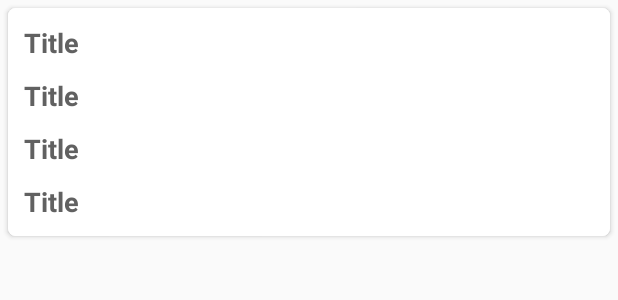
After one commit to chandragithub2014/KotlinTemplates, an Android app: the layout diff_util_list_item.xml on its own in the app's theme, with its tools: preview values and no code run, on a phone screen of 412 x 824 dp. The commit adds this screen. Shown: the top 300 px of the screen. Run offline under Robolectric (Android 15) with nearby library versions, the phone set to English and light mode, and no system bars.

Commit message:
no message

```diff
--- a/KotlinTemplates/app/src/main/java/com/kotlintemplates/DiffUtilList/View/DiffUtilAdapter.kt
+++ b/KotlinTemplates/app/src/main/java/com/kotlintemplates/DiffUtilList/View/DiffUtilAdapter.kt
@@ -11,7 +11,8 @@ import com.kotlintemplates.Launcher.Model.TemplateModel
 import com.kotlintemplates.Launcher.ViewModel.TemplateViewModel
 import com.kotlintemplates.Launcher.interfaces.ClickListener
 import com.kotlintemplates.R
-import kotlinx.android.synthetic.main.template_list_item.view.*
+import kotlinx.android.synthetic.main.diff_util_list_item.view.*
+
 
 class DiffUtilAdapter(val context: Context, val clickListener: ClickListener ) : RecyclerView.Adapter<DiffUtilAdapter.DiffUtilViewHolder>(){
 
@@ -19,7 +20,7 @@ class DiffUtilAdapter(val context: Context, val clickListener: ClickListener ) :
      var diffUtilModelList = mutableListOf<DiffUtilModel>()
 
     override fun onCreateViewHolder(p0: ViewGroup, p1: Int): DiffUtilViewHolder {
-        val view = LayoutInflater.from(context).inflate(R.layout.template_list_item,p0,false)
+        val view = LayoutInflater.from(context).inflate(R.layout.diff_util_list_item,p0,false)
         return DiffUtilViewHolder(view)
     }
 
@@ -61,7 +62,11 @@ class DiffUtilAdapter(val context: Context, val clickListener: ClickListener ) :
         }
 
            fun setData(diffUtilModel: DiffUtilModel?,pos: Int){
-               itemView.template_item.text = diffUtilModel!!.registrationId
+              // itemView.template_item.text = "Registration Id:"+diffUtilModel!!.registrationId
+               itemView.first_name.text = "First Name:"+diffUtilModel!!.firstName
+               itemView.template_item.text =  "Registration Id:"+diffUtilModel!!.registrationId
+               itemView.last_name.text =  "Last Name:"+diffUtilModel!!.lastName
+               itemView.course_group.text = "Group:"+diffUtilModel!!.group
                this.diffUtilModel = diffUtilModel
                this.currentPosition = pos
            }
--- /dev/null
+++ b/KotlinTemplates/app/src/main/res/layout/diff_util_list_item.xml
@@ -0,0 +1,65 @@
+<?xml version="1.0" encoding="utf-8"?>
+<android.support.v7.widget.CardView
+xmlns:android="http://schemas.android.com/apk/res/android"
+xmlns:card_view="http://schemas.android.com/apk/res-auto"
+android:layout_width="match_parent"
+android:layout_height="wrap_content"
+android:layout_marginLeft="5dp"
+android:layout_marginRight="5dp"
+android:layout_marginTop="5dp"
+card_view:cardCornerRadius="5dp">
+
+<LinearLayout
+    android:layout_width="match_parent"
+    android:layout_height="match_parent"
+    android:background="@android:color/white"
+    android:baselineAligned="false"
+    android:orientation="vertical"
+    android:padding="5dp">
+
+
+    <TextView
+        android:id="@+id/template_item"
+        android:layout_width="wrap_content"
+        android:layout_height="wrap_content"
+        android:layout_margin="5dp"
+        android:text="Title"
+        android:textColor="#616161"
+        android:textSize="18sp"
+        android:textStyle="bold"/>
+
+    <TextView
+        android:id="@+id/first_name"
+        android:layout_width="wrap_content"
+        android:layout_height="wrap_content"
+        android:layout_margin="5dp"
+        android:text="Title"
+        android:textColor="#616161"
+        android:textSize="18sp"
+        android:textStyle="bold"/>
+
+    <TextView
+        android:id="@+id/last_name"
+        android:layout_width="wrap_content"
+        android:layout_height="wrap_content"
+        android:layout_margin="5dp"
+        android:text="Title"
+        android:textColor="#616161"
+        android:textSize="18sp"
+        android:textStyle="bold"/>
+
+    <TextView
+        android:id="@+id/course_group"
+        android:layout_width="wrap_content"
+        android:layout_height="wrap_content"
+        android:layout_margin="5dp"
+        android:text="Title"
+        android:textColor="#616161"
+        android:textSize="18sp"
+        android:textStyle="bold"/>
+
+
+
+</LinearLayout>
+
+</android.support.v7.widget.CardView>
```
